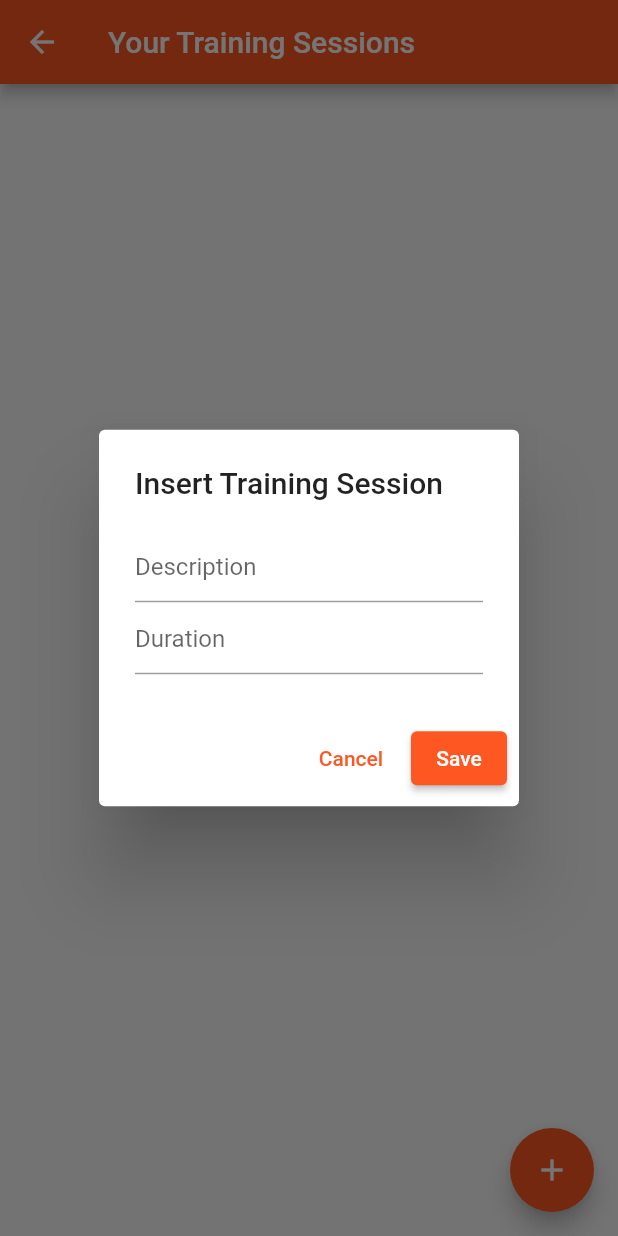
After one commit to HamdaanAliQuatil/flutter-utility-apps, a Flutter app: the SessionsScreen screen opened by its route, after a tap on the "add" icon, on a phone screen of 412 x 824 dp. The commit adds this screen. Run offline on Flutter 3.47's test engine with Material 2 defaults, Android fonts, the light colour scheme and no system bars; our stand-ins replace google_nav_bar, shared_preferences; accounts and stored records are empty.

Commit message:
feat: add training session screen

```diff
--- /dev/null
+++ b/lib/data/sp_helper.dart
@@ -0,0 +1,26 @@
+import 'package:shared_preferences/shared_preferences.dart';
+import 'session.dart';
+import 'dart:convert';
+
+//purpose of this class is to serve as an interface between our code and shared_preferences
+class SPHelper{
+  static late SharedPreferences prefs;
+
+  Future init() async{
+    prefs = await SharedPreferences.getInstance();
+  }
+
+  Future writeSession(Session session) async{
+    prefs.setString(session.id.toString(), json.encode(session.toJson()));
+  }
+
+  List<Session> getSessions(){
+    List<Session> sessions = [];
+    Set<String> keys = prefs.getKeys();
+    keys.forEach((String key) {
+      Session session = Session.fromJson(json.decode(prefs.getString(key) ?? ''));
+      sessions.add(session);
+    });
+    return sessions;
+  }
+}
--- a/lib/data/weather.dart
+++ b/lib/data/weather.dart
@@ -16,7 +16,5 @@ class Weather {
     this.pressure = (weatherMap['main']['pressure']) ?? 0;
     this.humidity = (weatherMap['main']['humidity']) ?? 0;
     this.description = weatherMap['weather'][0]['main'] ?? '';
-
-
   }
 }
--- a/lib/main.dart
+++ b/lib/main.dart
@@ -3,6 +3,7 @@
 import 'package:flutter/material.dart';
 import 'package:footer_mgnregs/screens/dashboard.dart';
 import 'package:footer_mgnregs/screens/intro_screen.dart';
+import 'package:footer_mgnregs/screens/sessions_screen.dart';
 import 'package:footer_mgnregs/screens/weather_screen.dart';
 
 void main() {
@@ -21,6 +22,7 @@ class GlobeApp extends StatelessWidget {
         '/':(context) => Dashboard(),
         '/scan':(context) => Scan(),
         '/weather':(context) => WeatherScreen(),
+        '/sessions_screen':(context) => SessionsScreen(),
       },
       );
   }
--- /dev/null
+++ b/lib/screens/sessions_screen.dart
@@ -0,0 +1,108 @@
+// ignore_for_file: prefer_const_constructors, prefer_const_literals_to_create_immutables
+
+import 'package:flutter/material.dart';
+import 'package:footer_mgnregs/data/sp_helper.dart';
+import '../data/http_helper.dart';
+import '../data/session.dart';
+
+class SessionsScreen extends StatefulWidget {
+  const SessionsScreen({ Key? key }) : super(key: key);
+
+  @override
+  State<SessionsScreen> createState() => _SessionsScreenState();
+}
+
+class _SessionsScreenState extends State<SessionsScreen> {
+  List<Session> sessions = [];
+  final TextEditingController txtDescription = TextEditingController();
+  final TextEditingController txtDuration = TextEditingController();
+  final SPHelper helper = SPHelper();
+
+  @override
+  void initState() {
+   helper.init().then((value) {updateScreen();});
+    super.initState();
+  }
+
+  @override
+  Widget build(BuildContext context) {
+    return Scaffold(
+      appBar: AppBar(
+        title: Text('Your Training Sessions'),
+      ),
+      body: ListView(children: getContent()),
+      floatingActionButton: FloatingActionButton(
+        child: Icon(Icons.add),
+        onPressed: (){
+          showSessionDialog(context);
+        },
+      ) ,
+    );
+  }
+
+  Future<dynamic> showSessionDialog(BuildContext context) async{
+    return showDialog(
+      context: context,
+      builder: (BuildContext context){
+        return AlertDialog(
+          title: Text('Insert Training Session'),
+          content: SingleChildScrollView(
+            child: Column(
+              children: [
+                TextField(
+                  controller: txtDescription,
+                  decoration: InputDecoration(hintText: 'Description'),
+                  ),
+                TextField(
+                  controller: txtDuration,
+                  decoration: InputDecoration(hintText: 'Duration'),
+                  ),
+                ],
+              ),
+            ),
+          actions: [
+            TextButton(
+              child: Text('Cancel'),
+              onPressed: (){
+                Navigator.pop(context);
+                txtDescription.text = '';
+                txtDuration.text = '';
+              }),
+            ElevatedButton(
+              onPressed: saveSession,
+              child: Text('Save'),
+              ),
+          ],
+        );
+      }
+      );
+  }
+
+  Future saveSession() async{
+    DateTime now = DateTime.now();
+    String today = '${now.year}-${now.month}-${now.day}';
+    Session newSession = Session(1, today, txtDescription.text, int.tryParse(txtDuration.text) ?? 0);
+    helper.writeSession(newSession);
+    txtDescription.text = '';
+    txtDuration.text = '';
+    Navigator.pop(context);
+  }
+
+  List<Widget> getContent(){
+    List<Widget> tiles = [];
+    sessions.forEach((session) {
+      tiles.add(ListTile(
+        title: Text(session.description),
+        subtitle: Text('${session.date} - duration: ${session.duration} min'),
+      ));
+    });
+    return tiles;
+  }
+
+  void updateScreen(){
+    sessions = helper.getSessions();
+    setState(() {
+
+    });
+  }
+}
--- a/lib/shared/menu_button.dart
+++ b/lib/shared/menu_button.dart
@@ -20,6 +20,8 @@ class MenuButton extends StatelessWidget {
                   break;
           case 2: Navigator.pushNamed(context, '/weather');
                   break;
+          case 3: Navigator.pushNamed(context, '/sessions_screen');
+                  break;
         }
       },
       type: BottomNavigationBarType.fixed,
@@ -41,7 +43,7 @@ class MenuButton extends StatelessWidget {
         ),
         BottomNavigationBarItem( //import icons how to search
           icon: Icon(Icons.person),
-          label: 'Profile',
+          label: 'Training',
         ),
     ],
     );
--- a/lib/shared/menu_drawer.dart
+++ b/lib/shared/menu_drawer.dart
@@ -4,6 +4,7 @@ import 'package:flutter/material.dart';
 import 'package:footer_mgnregs/screens/weather_screen.dart';
 import '../screens/dashboard.dart';
 import '../screens/intro_screen.dart';
+import '../screens/sessions_screen.dart';
 
 class MenuDrawer extends StatelessWidget {
   const MenuDrawer({Key? key}) : super(key: key);
@@ -24,7 +25,7 @@ class MenuDrawer extends StatelessWidget {
       'Dashboard',
       'Scan',
       'Weather',
-      'Profile',
+      'Training',
       'Calendar',
       'Create Task',
     ];
@@ -56,6 +57,9 @@ class MenuDrawer extends StatelessWidget {
               case 'Weather':
                 screen = WeatherScreen();
                 break;
+              case 'Training':
+                screen = SessionsScreen();
+                break;
             }
           Navigator.of(context).push(
             MaterialPageRoute(builder: (context) => screen
```
